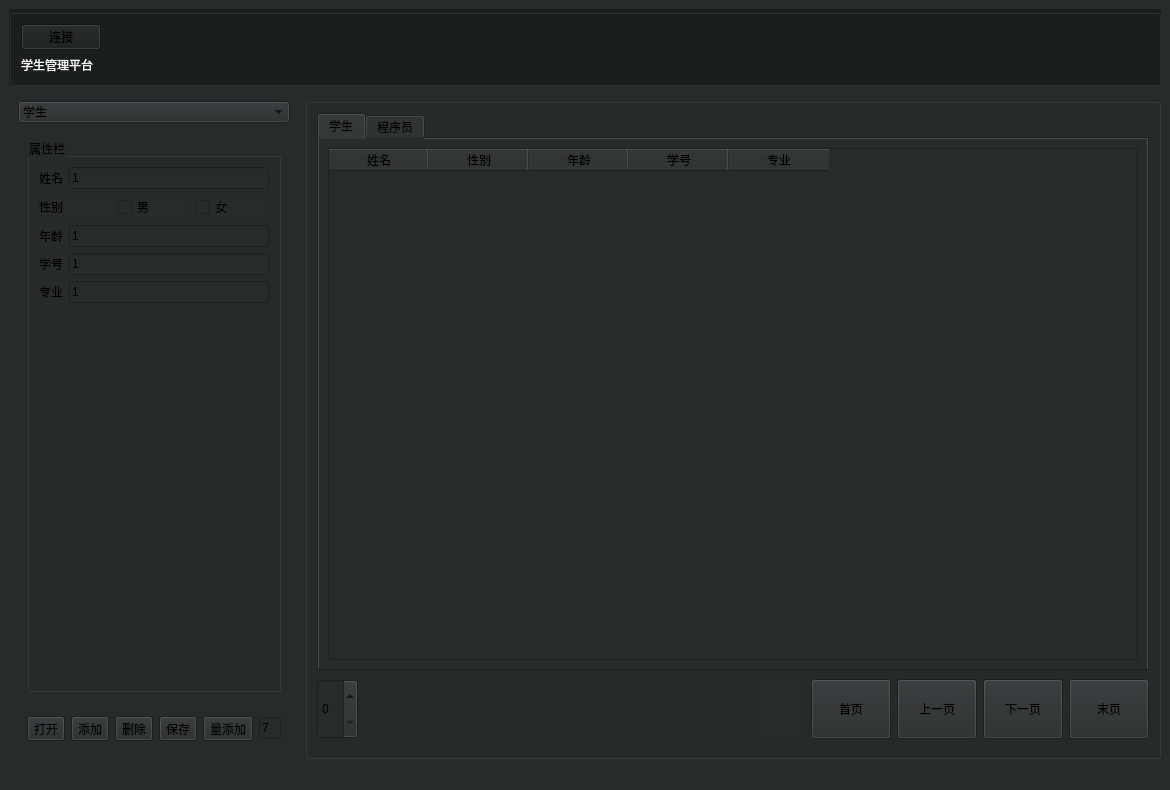
Yuji-w/stuListManagement, file mainwindow.ui: the form before one commit.
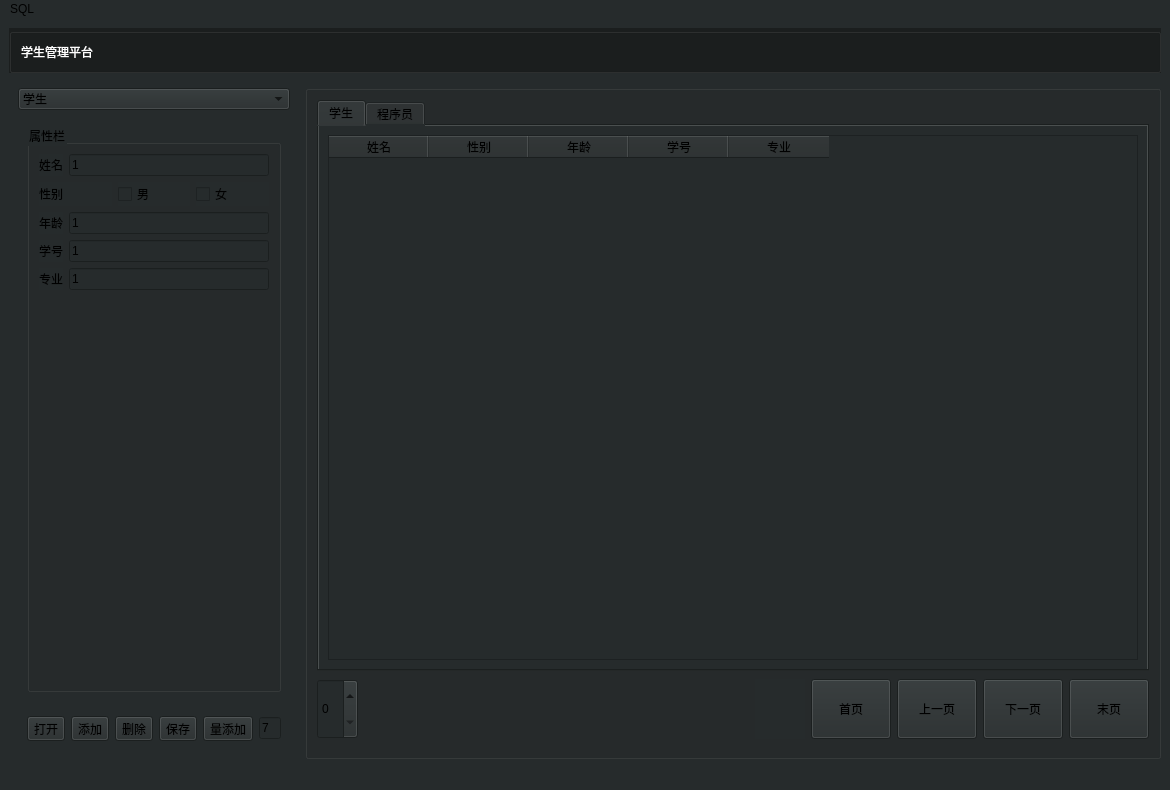
The form after the commit.

Patch:
```diff
--- a/mainwindow.ui
+++ b/mainwindow.ui
@@ -27,7 +27,7 @@
        <string/>
       </property>
       <layout class="QGridLayout" name="gridLayout_2">
-       <item row="1" column="0">
+       <item row="0" column="0">
         <widget class="QLabel" name="label">
          <property name="styleSheet">
           <string notr="true">color: rgb(255, 255, 255);
@@ -39,26 +39,6 @@
          </property>
         </widget>
        </item>
-       <item row="0" column="0">
-        <widget class="QPushButton" name="pushButton_connect">
-         <property name="text">
-          <string>连接</string>
-         </property>
-        </widget>
-       </item>
-       <item row="0" column="1">
-        <spacer name="horizontalSpacer_2">
-         <property name="orientation">
-          <enum>Qt::Horizontal</enum>
-         </property>
-         <property name="sizeHint" stdset="0">
-          <size>
-           <width>40</width>
-           <height>20</height>
-          </size>
-         </property>
-        </spacer>
-       </item>
       </layout>
      </widget>
     </item>
@@ -602,6 +582,28 @@
    </layout>
   </widget>
   <widget class="QStatusBar" name="statusbar"/>
+  <widget class="QMenuBar" name="menuBar">
+   <property name="geometry">
+    <rect>
+     <x>0</x>
+     <y>0</y>
+     <width>1170</width>
+     <height>23</height>
+    </rect>
+   </property>
+   <widget class="QMenu" name="menuSQL">
+    <property name="title">
+     <string>SQL</string>
+    </property>
+    <addaction name="Menu_sql"/>
+   </widget>
+   <addaction name="menuSQL"/>
+  </widget>
+  <action name="Menu_sql">
+   <property name="text">
+    <string>connect</string>
+   </property>
+  </action>
  </widget>
  <tabstops>
   <tabstop>addButton</tabstop>
```
Left out of the diff: 4 changed lines with no effect on the pictures.
